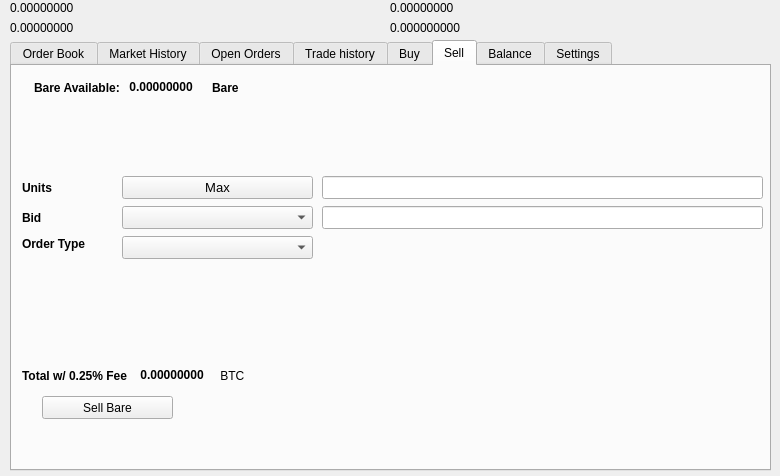
Before: the Qt Designer form src/qt/forms/tradingdialog.ui in BareCrypto/bare-core, drawn with Qt 5.
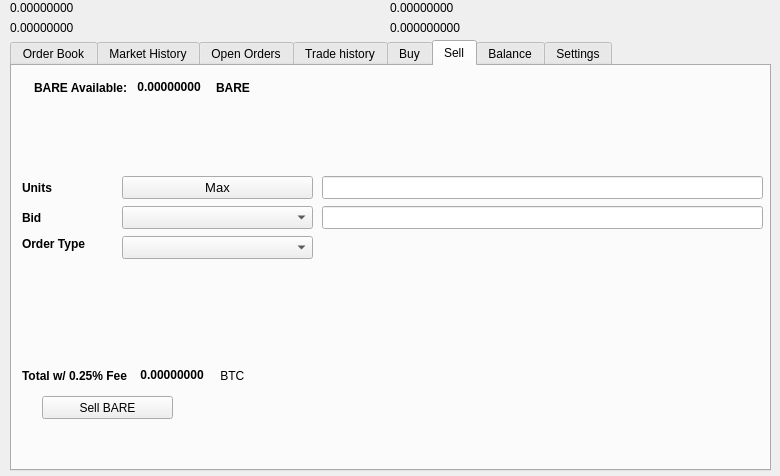
After: the same form once the commit is applied. The open tabs and pages were chosen to show the change. Icons and pictures are not drawn.

```diff
--- a/src/qt/forms/tradingdialog.ui
+++ b/src/qt/forms/tradingdialog.ui
@@ -1751,7 +1751,7 @@
       </rect>
      </property>
      <property name="text">
-      <string>Sell Bare</string>
+      <string>Sell BARE</string>
      </property>
      <property name="icon">
       <iconset resource="../bare">
@@ -1777,7 +1777,7 @@
          </font>
         </property>
         <property name="text">
-         <string>Bare Available:</string>
+         <string>BARE Available:</string>
         </property>
        </widget>
       </item>
@@ -2221,7 +2221,7 @@
          </font>
         </property>
         <property name="text">
-         <string>Bare</string>
+         <string>BARE</string>
         </property>
        </widget>
       </item>
```
Left out of the diff: 34 changed lines with no effect on the pictures.
